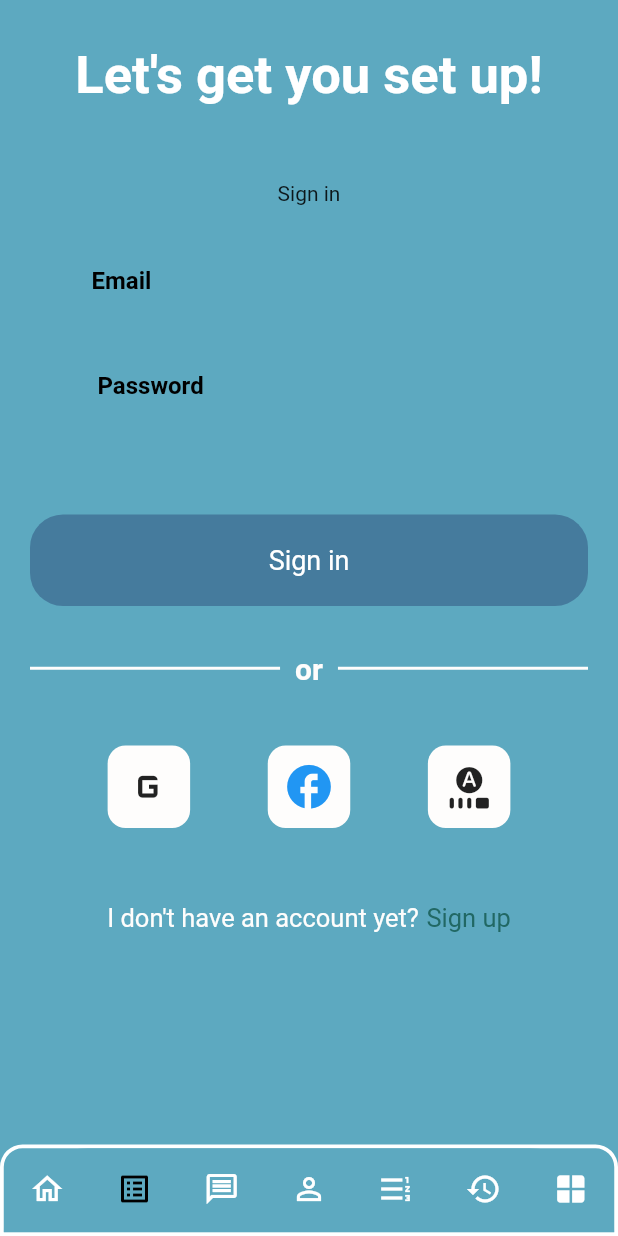
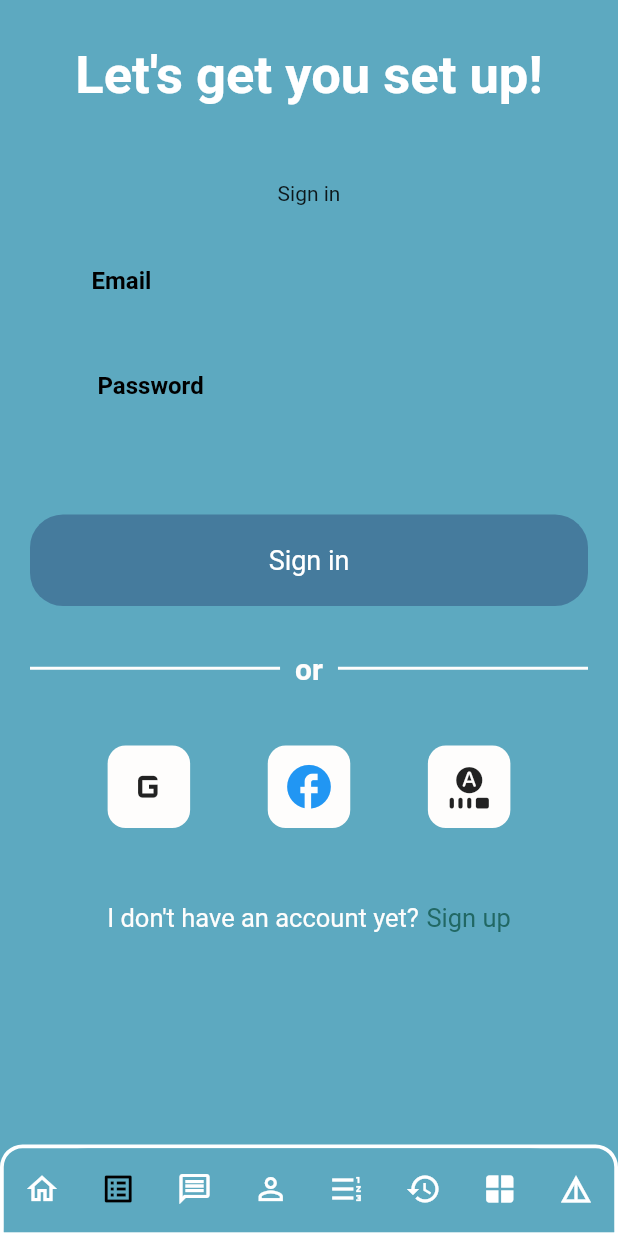
Before and after one commit to akatokurojp/SabiCare, a Flutter app: the screen it shows after launch, item 2 of the bottom bar chosen, on a phone screen of 412 x 824 dp. Run offline on Flutter 3.47's test engine with Material 2 defaults, Android fonts, the phone set to English and light mode, and no system bars; our stand-ins replace cloud_firestore, firebase_auth, firebase_core, flutter_tts, get, local_auth and 3 more; missing offline and left inert: auth, lit_ui_kit; accounts and stored records are empty; Roboto replaces fonts that are missing (quicksand).

Commit message:
Adding more bottom nav and detailing

```diff
--- a/lib/bottom.dart
+++ b/lib/bottom.dart
@@ -7,6 +7,7 @@ import 'package:sabicare/consul.dart';
 import 'package:sabicare/feature.dart';
 import 'package:sabicare/home.dart';
 import 'package:sabicare/transactHistory.dart';
+import 'package:sabicare/userDetails.dart';
 
 class BottomPage extends StatefulWidget {
   const BottomPage({super.key});
@@ -31,7 +32,8 @@ class _BottomPageState extends State<BottomPage> {
     const ConsultationPage(),
     const ChatLogPage(),
     const TransactionHistoryPage(),
-    const CompleteFeaturePage()
+    const CompleteFeaturePage(),
+    const UserDetailsPage(),
   ];
   @override
   Widget build(BuildContext context) {
@@ -76,6 +78,8 @@ class _BottomPageState extends State<BottomPage> {
                   icon: Icon(Icons.history), label: 'Home'),
               const BottomNavigationBarItem(
                   icon: Icon(Icons.window), label: 'Home'),
+              const BottomNavigationBarItem(
+                  icon: Icon(Icons.details), label: 'Home'),
             ],
           ),
         ),
```
Also changed, not shown: lib/userDetails.dart (added, +24 -0 lines).
